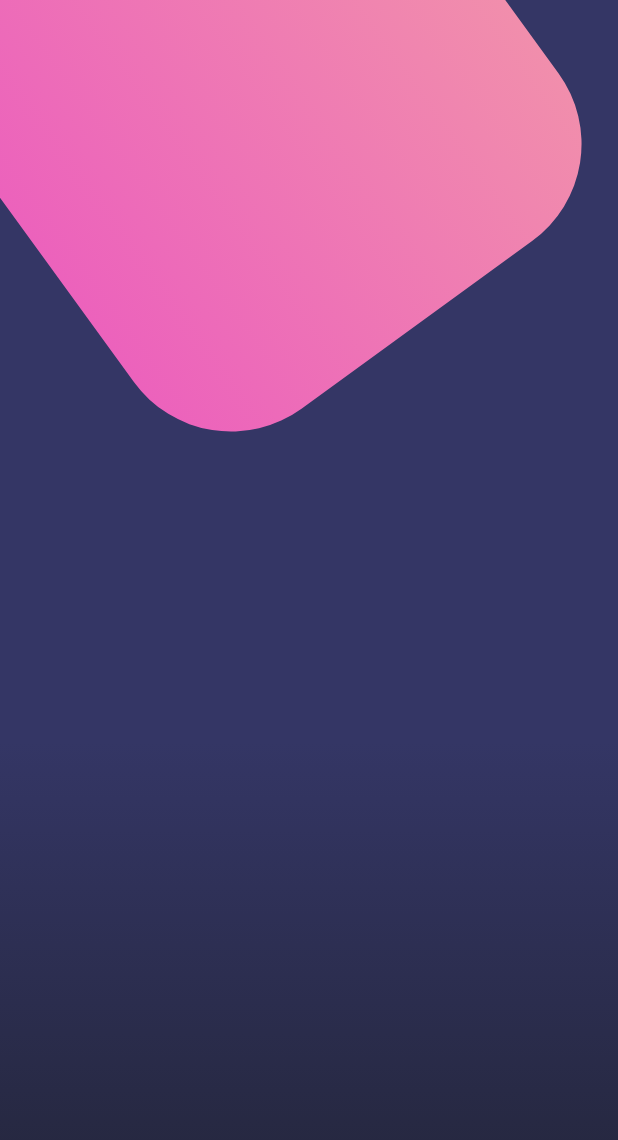
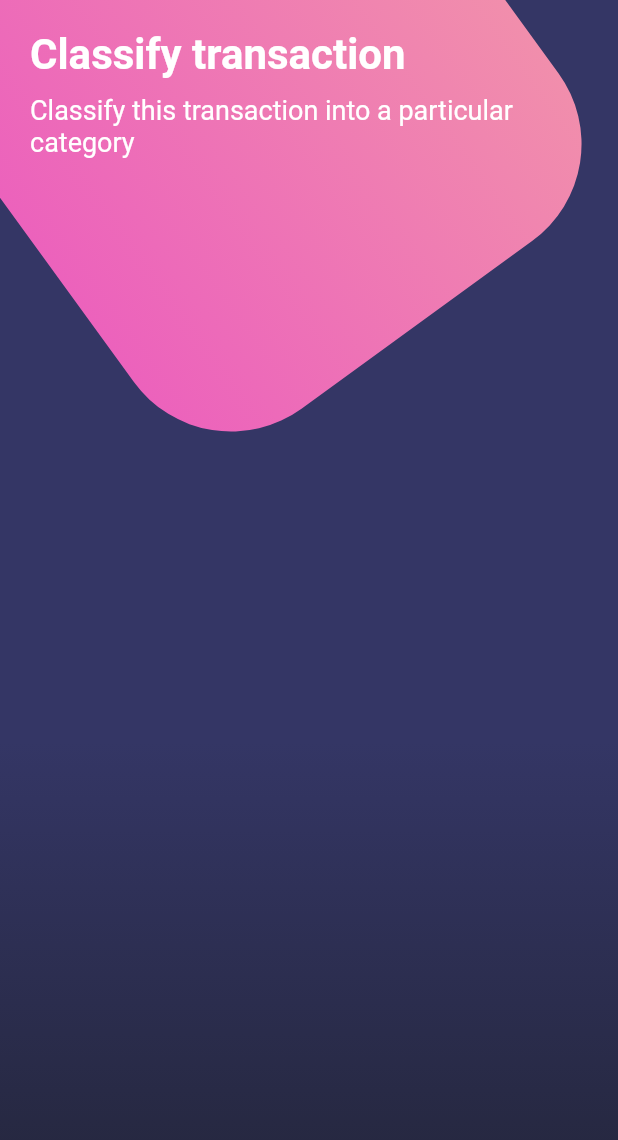
Before and after one commit to dtoledoz0207/flutter-designs, a Flutter app: the screen it shows after launch, on a phone screen of 412 x 824 dp. Shown: the top 1140 px of the screen. Run offline on Flutter 3.47's test engine with Material 2 defaults, Android fonts, the phone set to English and light mode, and no system bars.

Commit message:
Advanced Design - part-2
Create section for titles and change the statusBar color to white
in main file.

```diff
--- a/lib/main.dart
+++ b/lib/main.dart
@@ -1,4 +1,6 @@
 import 'package:flutter/material.dart';
+import 'package:flutter/services.dart';
+
 import 'package:designs/src/pages/basic_page.dart';
 import 'package:designs/src/pages/scroll_page.dart';
 import 'package:designs/src/pages/advanced_page.dart';
@@ -8,6 +10,11 @@ void main() => runApp(MyApp());
 class MyApp extends StatelessWidget {
   @override
   Widget build(BuildContext context) {
+
+    SystemChrome.setSystemUIOverlayStyle(SystemUiOverlayStyle.light.copyWith(
+      statusBarColor: Colors.white
+    ));
+
     return MaterialApp(
       debugShowCheckedModeBanner: false,
       title: 'Designs',
--- a/lib/src/pages/advanced_page.dart
+++ b/lib/src/pages/advanced_page.dart
@@ -8,7 +8,14 @@ class AdvancedPage extends StatelessWidget {
     return Scaffold(
       body: Stack(
         children: <Widget>[
-          _backgroundApp()
+          _backgroundApp(),
+          SingleChildScrollView(
+            child: Column(
+              children: <Widget>[
+                _titles()
+              ],
+            ),
+          )
         ],
       )
     );
@@ -57,4 +64,20 @@ class AdvancedPage extends StatelessWidget {
       ],
     );
   }
+
+  Widget _titles() {
+    return SafeArea (
+      child: Container(
+        padding: EdgeInsets.all(20.0),
+        child: Column(
+          crossAxisAlignment: CrossAxisAlignment.start,
+          children: <Widget>[
+            Text('Classify transaction', style: TextStyle(color: Colors.white, fontSize: 28.0, fontWeight: FontWeight.bold)),
+            SizedBox(height: 10.0),
+            Text('Classify this transaction into a particular category', style: TextStyle(color: Colors.white, fontSize: 18.0))
+          ],
+        ),
+      ),
+    );
+  }
 }
```
